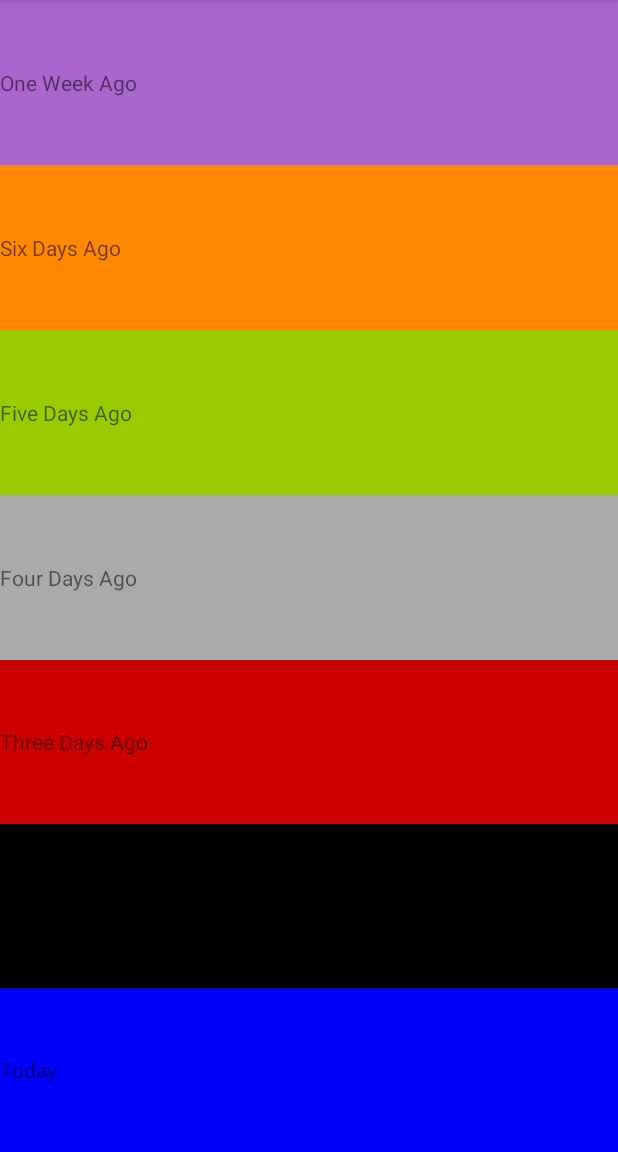
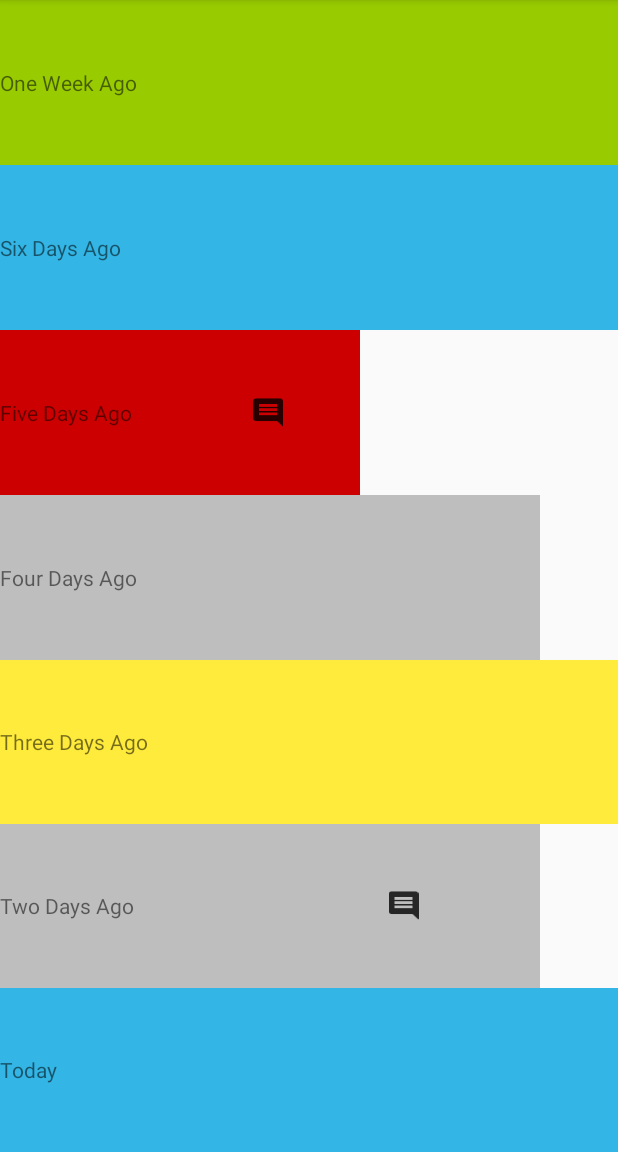
Before and after one commit to zood234/MoodTracker, an Android app: the history screen opened directly, with no data from a screen before it, on a phone screen of 412 x 824 dp, the part 84-1236 px from its top. Run offline under Robolectric (Android 15) with nearby library versions, the phone set to English and light mode, and no system bars; network calls fail.

Commit message:
Added background colors

```diff
--- a/app/src/main/java/com/example/moodtracker/MainActivity.kt
+++ b/app/src/main/java/com/example/moodtracker/MainActivity.kt
@@ -1,6 +1,7 @@
 package com.example.moodtracker
 
 import android.content.Intent
+import android.graphics.Color
 import androidx.appcompat.app.AppCompatActivity
 import android.os.Bundle
 import android.util.Log
@@ -31,10 +32,9 @@
         assignCurrentDate()
         Days.currentDay[0] = "Normal"
 
-       // Toast.makeText(this, load(), Toast.LENGTH_LONG).show()
+       //Toast.makeText(this, load(), Toast.LENGTH_LONG).show()
         turnStringIntoArray()
      //   Toast.makeText(this, Days.day1[2] , Toast.LENGTH_LONG).show()
-
          write(turnAllArraysString())
 
         historyIV.setOnClickListener {
--- a/app/src/main/java/com/example/moodtracker/days.kt
+++ b/app/src/main/java/com/example/moodtracker/days.kt
@@ -3,21 +3,21 @@
 import android.view.View
 
 class days {
-//    var day1 = arrayOf("Angry", "03/06/21", "Really Happy today")
-//    var day2 = arrayOf("Great", "03/06/21", "Really  Sad today")
-//    var day3 = arrayOf("Angry", "03/06/21", "")
-//    var day4 = arrayOf("VAngry", "03/06/21", "Really  Very Angry today")
-//    var day5 = arrayOf("Normal", "03/06/21", "")
-//    var day6 = arrayOf("Happy", "03/06/21", "Really  Happy today")
-//    var day7 = arrayOf("VAngry", "03/06/21", "Really  Very Angry today")
+    var day1 = arrayOf("Angry", "03/06/21", "Really Happy today")
+    var day2 = arrayOf("Great", "03/06/21", "Really  Sad today")
+    var day3 = arrayOf("Angry", "03/06/21", "")
+    var day4 = arrayOf("VAngry", "03/06/21", "Really  Very Angry today")
+    var day5 = arrayOf("Normal", "03/06/21", "")
+    var day6 = arrayOf("Happy", "03/06/21", "Really  Happy today")
+    var day7 = arrayOf("VAngry", "03/06/21", "Really  Very Angry today")
 
-    var day1 = arrayOf("", "", "")
-    var day2 = arrayOf("", "", "")
-    var day3 = arrayOf("", "", "")
-    var day4 = arrayOf("", "", "")
-    var day5 = arrayOf("", "", "")
-    var day6 = arrayOf("", "", "")
-    var day7 = arrayOf("", "", "")
+//    var day1 = arrayOf("", "", "")
+//    var day2 = arrayOf("", "", "")
+//    var day3 = arrayOf("", "", "")
+//    var day4 = arrayOf("", "", "")
+//    var day5 = arrayOf("", "", "")
+//    var day6 = arrayOf("", "", "")
+//    var day7 = arrayOf("", "", "")
 
 
     var currentDay = arrayOf("", "", "")
--- a/app/src/main/res/layout/activity_bad_mood.xml
+++ b/app/src/main/res/layout/activity_bad_mood.xml
@@ -4,7 +4,10 @@
     xmlns:tools="http://schemas.android.com/tools"
     android:layout_width="match_parent"
     android:layout_height="match_parent"
-    tools:context=".badMood">
+    tools:context=".badMood"
+    android:background="#BEBEBE"
+    >
+
 
     <ImageView
         android:id="@+id/normalEmotionIV"
--- a/app/src/main/res/layout/activity_good_mood.xml
+++ b/app/src/main/res/layout/activity_good_mood.xml
@@ -4,7 +4,9 @@
     xmlns:tools="http://schemas.android.com/tools"
     android:layout_width="match_parent"
     android:layout_height="match_parent"
-    tools:context=".goodMood">
+    tools:context=".goodMood"
+    android:background="@android:color/holo_green_light"
+    >
 
     <ImageView
         android:id="@+id/normalEmotionIV"
--- a/app/src/main/res/layout/activity_great_mood.xml
+++ b/app/src/main/res/layout/activity_great_mood.xml
@@ -4,7 +4,10 @@
     xmlns:tools="http://schemas.android.com/tools"
     android:layout_width="match_parent"
     android:layout_height="match_parent"
-    tools:context=".greatMood">
+    tools:context=".greatMood"
+    android:background="#FFEB3B"
+
+    >
 
     <ImageView
         android:id="@+id/normalEmotionIV"
--- a/app/src/main/res/layout/activity_history.xml
+++ b/app/src/main/res/layout/activity_history.xml
@@ -12,10 +12,8 @@
         android:layout_width="420dp"
         android:layout_height="match_parent"
         android:orientation="horizontal"
-        android:background="@android:color/holo_purple"
         android:gravity="center"
         android:layout_weight="1"
-
         >
 
         <TextView
@@ -38,7 +36,6 @@
         android:layout_width="match_parent"
         android:layout_height="match_parent"
         android:orientation="horizontal"
-        android:background="@android:color/holo_orange_dark"
         android:gravity="center"
         android:layout_weight="1">
 
@@ -64,7 +61,6 @@
         android:layout_width="match_parent"
         android:layout_height="match_parent"
         android:orientation="horizontal"
-        android:background="@android:color/holo_green_light"
         android:gravity="center"
         android:layout_weight="1">
 
@@ -89,7 +85,6 @@
         android:layout_width="match_parent"
         android:layout_height="match_parent"
         android:orientation="horizontal"
-        android:background="@android:color/darker_gray"
         android:gravity="center"
         android:layout_weight="1">
 
@@ -114,7 +109,6 @@
         android:layout_width="match_parent"
         android:layout_height="match_parent"
         android:orientation="horizontal"
-        android:background="@android:color/holo_red_dark"
         android:gravity="center"
         android:layout_weight="1">
 
@@ -138,7 +132,6 @@
         android:layout_width="match_parent"
         android:layout_height="match_parent"
         android:orientation="horizontal"
-        android:background="@android:color/black"
         android:gravity="center"
         android:layout_weight="1">
 
@@ -162,7 +155,6 @@
         android:layout_width="match_parent"
         android:layout_height="match_parent"
         android:orientation="horizontal"
-        android:background="@android:color/holo_orange_dark"
         android:gravity="center"
         android:layout_weight="1">
 
--- a/app/src/main/res/layout/activity_main.xml
+++ b/app/src/main/res/layout/activity_main.xml
@@ -2,8 +2,10 @@
 <androidx.constraintlayout.widget.ConstraintLayout xmlns:android="http://schemas.android.com/apk/res/android"
     xmlns:app="http://schemas.android.com/apk/res-auto"
     xmlns:tools="http://schemas.android.com/tools"
+    android:id="@+id/mainLayout"
     android:layout_width="match_parent"
     android:layout_height="match_parent"
+    android:background="@android:color/holo_blue_light"
     tools:context=".MainActivity">
 
     <ImageView
--- a/app/src/main/res/layout/activity_very_bad_mood.xml
+++ b/app/src/main/res/layout/activity_very_bad_mood.xml
@@ -4,7 +4,10 @@
     xmlns:tools="http://schemas.android.com/tools"
     android:layout_width="match_parent"
     android:layout_height="match_parent"
-    tools:context=".veryBadMood">
+    tools:context=".veryBadMood"
+    android:background="@android:color/holo_red_dark"
+
+    >
 
     <ImageView
         android:id="@+id/normalEmotionIV"
```
Also changed, not shown: app/src/main/java/com/example/moodtracker/history.kt (+35 -37 lines).
